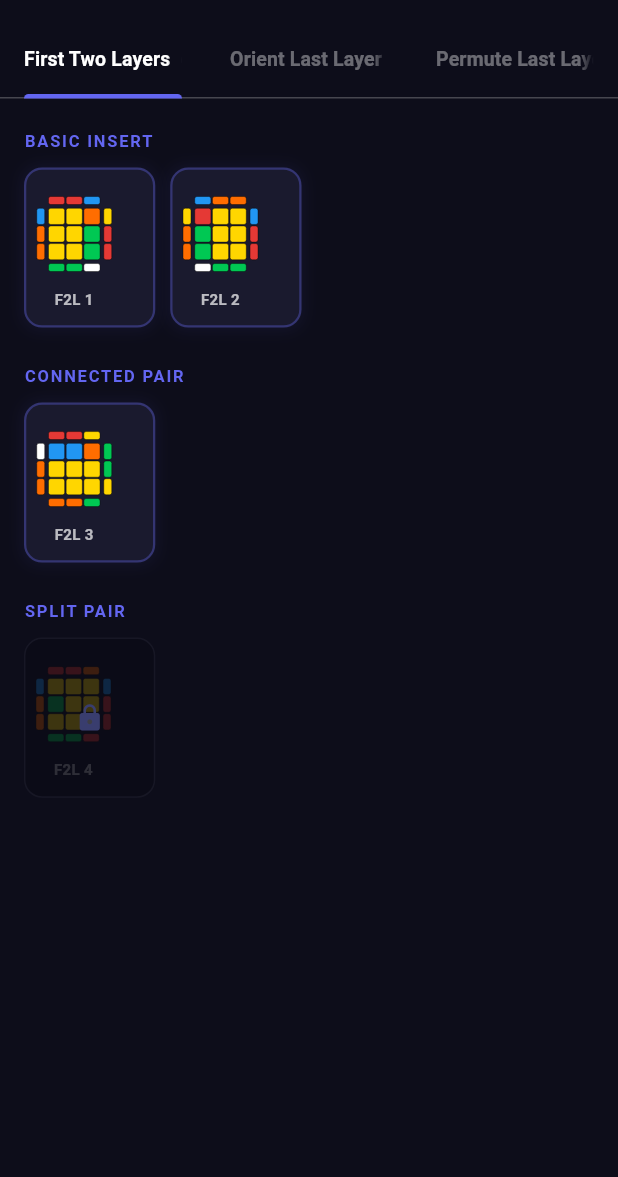
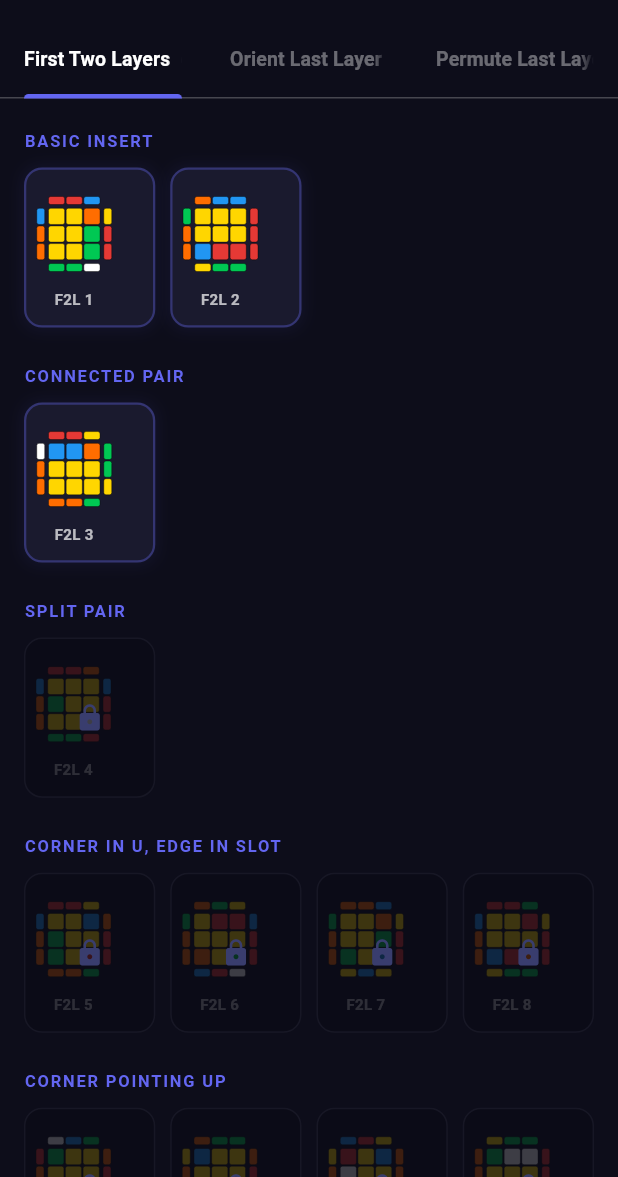
Before and after one commit to mgeilich/speedcube, a Flutter app: the AlgLibraryScreen screen opened directly, on a phone screen of 412 x 824 dp, the part 59-1236 px from its top. Run offline on Flutter 3.47's test engine with Material 3 defaults, Android fonts, the phone set to English and light mode, and no system bars; our stand-ins replace camera, in_app_purchase, shared_preferences; accounts and stored records are empty.

Commit message:
added CFOP solver

```diff
--- a/lib/controllers/home_controller.dart
+++ b/lib/controllers/home_controller.dart
@@ -9,7 +9,7 @@ import '../utils/premium_manager.dart';
 import '../utils/haptic_service.dart';
 import '../services/solver_service.dart';
 
-enum SolveMethod { kociemba, lbl }
+enum SolveMethod { kociemba, lbl, cfop }
 
 class HomeController extends ChangeNotifier {
   final TickerProvider vsync;
@@ -440,7 +440,7 @@ class HomeController extends ChangeNotifier {
   }) async {
     if (_animationController.isAnimating) return;
 
-    if (method == SolveMethod.lbl &&
+    if ((method == SolveMethod.lbl || method == SolveMethod.cfop) &&
         !PremiumManager().canAccessFeature('lbl_solver')) {
       return;
     }
@@ -470,7 +470,7 @@ class HomeController extends ChangeNotifier {
 
     final solveResult = await SolverService.solve(
       state: solveState,
-      useLBL: method == SolveMethod.lbl,
+      method: method,
     );
 
     if (solveResult.moves.isNotEmpty) {
--- a/lib/models/alg_library.dart
+++ b/lib/models/alg_library.dart
@@ -932,8 +932,7 @@ class AlgLibrary {
       subcategory: 'Basic Insert',
       algorithm: "U R U' R'",
       setupMoves: "R U R' U'",
-      description:
-          'The most basic F2L insertion. Pair the corner and edge in the top layer and insert into the front-right slot.',
+      description: 'Corner and edge are in the U-layer, solved pair can be inserted directly.',
       isFree: true,
     ),
     AlgCase(
@@ -941,10 +940,9 @@ class AlgLibrary {
       name: 'F2L 2',
       category: AlgCategory.f2l,
       subcategory: 'Basic Insert',
-      algorithm: "U' L' U L",
-      setupMoves: "L' U' L U",
-      description:
-          'Left-hand version of the basic F2L insertion. Inserts into the front-left slot.',
+      algorithm: "U' F' U F",
+      setupMoves: "F' U' F U",
+      description: 'Left-hand version of the basic F2L insertion.',
       isFree: true,
     ),
     AlgCase(
@@ -954,7 +952,7 @@ class AlgLibrary {
       subcategory: 'Connected Pair',
       algorithm: "R U R'",
       setupMoves: "R' U' R",
-      description: 'Inserting a pre-formed pair into the front-right slot.',
+      description: 'Inserting a pre-formed pair.',
       isFree: true,
     ),
     AlgCase(
@@ -966,5 +964,114 @@ class AlgLibrary {
       setupMoves: "R U' R' U2 R U R'",
       description: 'Positioning and inserting a split corner/edge pair.',
     ),
+    AlgCase(
+      id: 'f2l5',
+      name: 'F2L 5',
+      category: AlgCategory.f2l,
+      subcategory: 'Corner in U, Edge in Slot',
+      algorithm: "U' R U R' U R U R'",
+      setupMoves: "R U' R' U' R U' R' U",
+      description: 'Corner in U-layer, edge in slot (misaligned).',
+    ),
+    AlgCase(
+      id: 'f2l6',
+      name: 'F2L 6',
+      category: AlgCategory.f2l,
+      subcategory: 'Corner in U, Edge in Slot',
+      algorithm: "U F' U' F U F' U' F",
+      setupMoves: "F' U F U F' U F U'",
+      description: 'Corner in U-layer, edge in slot (misaligned, left).',
+    ),
+    AlgCase(
+      id: 'f2l7',
+      name: 'F2L 7',
+      category: AlgCategory.f2l,
+      subcategory: 'Corner in U, Edge in Slot',
+      algorithm: "R U' R' U R U' R'",
+      setupMoves: "R U R' U' R U R'",
+      description: 'Corner in U-layer, edge in slot (flipped).',
+    ),
+    AlgCase(
+      id: 'f2l8',
+      name: 'F2L 8',
+      category: AlgCategory.f2l,
+      subcategory: 'Corner in U, Edge in Slot',
+      algorithm: "F' U F U' F' U F",
+      setupMoves: "F' U' F U F' U' F",
+      description: 'Corner in U-layer, edge in slot (flipped, left).',
+    ),
+    AlgCase(
+      id: 'f2l9',
+      name: 'F2L 9',
+      category: AlgCategory.f2l,
+      subcategory: 'Corner Pointing Up',
+      algorithm: "R U R' U' U' R U R' U' R U R'",
+      setupMoves: "R U' R' U R U R' U2 R U' R'",
+      description: 'Corner pointing up, edge in U-layer.',
+    ),
+    AlgCase(
+      id: 'f2l10',
+      name: 'F2L 10',
+      category: AlgCategory.f2l,
+      subcategory: 'Corner Pointing Up',
+      algorithm: "U' R U2 R' U R U R'",
+      setupMoves: "R U' R' U' R U2 R' U",
+      description: 'Corner pointing up, edge in U-layer (separated).',
+    ),
+    AlgCase(
+      id: 'f2l11',
+      name: 'F2L 11',
+      category: AlgCategory.f2l,
+      subcategory: 'Corner Pointing Up',
+      algorithm: "R U2 R' U' R U R'",
+      setupMoves: "R' U' R U R2 U2 R",
+      description: 'Corner pointing up, edge in slot.',
+    ),
+    AlgCase(
+      id: 'f2l12',
+      name: 'F2L 12',
+      category: AlgCategory.f2l,
+      subcategory: 'Corner Pointing Up',
+      algorithm: "F' U2 F U F' U' F",
+      setupMoves: "F U F' U' F2 U2 F",
+      description: 'Corner pointing up, edge in slot (left).',
+    ),
+    AlgCase(
+      id: 'f2l13',
+      name: 'F2L 13',
+      category: AlgCategory.f2l,
+      subcategory: 'Edge and Corner in Slot',
+      algorithm: "R U' R' U R U2 R' U R U' R'",
+      setupMoves: "R U R' U' R U2 R' U' R U R'",
+      description: 'Corner and edge both in slot, misaligned.',
+    ),
+    AlgCase(
+      id: 'f2l14',
+      name: 'F2L 14',
+      category: AlgCategory.f2l,
+      subcategory: 'Edge and Corner in Slot',
+      algorithm: "R U R' U' R U' R' U R U R'",
+      setupMoves: "R' U' R' U R U R' U R U R'",
+      description: 'Corner and edge both in slot, edge flipped.',
+    ),
+    AlgCase(
+      id: 'f2l15',
+      name: 'F2L 15',
+      category: AlgCategory.f2l,
+      subcategory: 'Edge and Corner in Slot',
+      algorithm: "R U R' U' R U R' U' R U R' U' R U R'",
+      setupMoves: "R U R' U' R U R' U' R U R' U' R U R'",
+      description: 'Three sexy moves to solve a flipped corner and edge in slot.',
+    ),
+    AlgCase(
+      id: 'f2l16',
+      name: 'F2L 16',
+      category: AlgCategory.f2l,
+      subcategory: 'Special cases',
+      algorithm: "R U R' F R' F' R",
+      setupMoves: "R' F R F' R U' R'",
+      description: 'Sledgehammer variant for F2L.',
+    ),
+    // ... Additional cases can be added here
   ];
 }
--- a/lib/utils/premium_manager.dart
+++ b/lib/utils/premium_manager.dart
@@ -39,6 +39,12 @@ class PremiumManager extends ChangeNotifier {
   Future<void> initPrefs() async {
     final prefs = await SharedPreferences.getInstance();
     _isPremium = prefs.getBool(_kPremiumKey) ?? false;
+
+    // Auto-unlock premium in debug mode for testing
+    if (kDebugMode && !_isPremium) {
+      _unlockPremium();
+    }
+
     notifyListeners();
   }
 
--- a/lib/utils/solve_theme.dart
+++ b/lib/utils/solve_theme.dart
@@ -18,11 +18,11 @@ class SolveTheme {
         s.contains('white layer') ||
         s.contains('start')) {
       return Colors.white;
-    } else if (s.contains('second layer') || s.contains('middle layer')) {
+    } else if (s.contains('second layer') || s.contains('middle layer') || s.contains('f2l')) {
       return secondaryBlue;
-    } else if (s.contains('yellow cross') || s.contains('yellow edges')) {
+    } else if (s.contains('yellow cross') || s.contains('yellow edges') || s.contains('oll')) {
       return yellowGold;
-    } else if (s.contains('yellow corners')) {
+    } else if (s.contains('yellow corners') || s.contains('pll')) {
       return amber;
     }
 
```
Also changed, not shown: lib/services/solver_service.dart (+4 -3 lines), lib/solver/cfop_solver.dart (added, +345 -0 lines), lib/solver/lbl_solver.dart (+27 -1 lines), lib/widgets/solve_controls.dart (+145 -23 lines), 3 other files.
